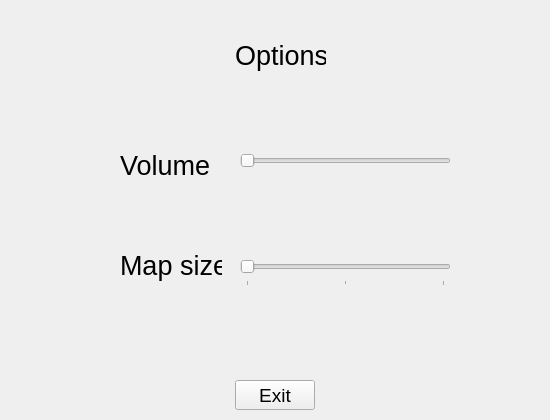
Qt form settingswindow.ui (Kiziaka05/BikiniBottom2.0) before a commit.
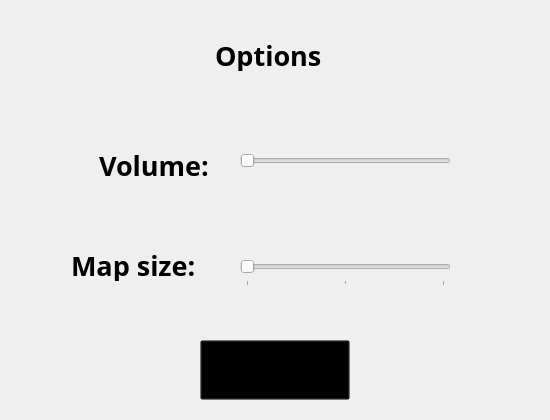
The same form after that commit. Icons and pictures are not drawn.

```diff
--- a/settingswindow.ui
+++ b/settingswindow.ui
@@ -28,10 +28,10 @@
   <widget class="QPushButton" name="btn_close">
    <property name="geometry">
     <rect>
-     <x>235</x>
-     <y>380</y>
-     <width>80</width>
-     <height>30</height>
+     <x>200</x>
+     <y>340</y>
+     <width>150</width>
+     <height>60</height>
     </rect>
    </property>
    <property name="font">
@@ -40,24 +40,36 @@
     </font>
    </property>
    <property name="autoFillBackground">
-    <bool>true</bool>
+    <bool>false</bool>
+   </property>
+   <property name="styleSheet">
+    <string notr="true">QPushButton {
+
+    border-image: url(btn_exit)0 0 0 0 stretch stretch;
+
+    background: transparent;
+    
+
+}</string>
    </property>
    <property name="text">
-    <string>Exit</string>
+    <string/>
    </property>
   </widget>
   <widget class="QLabel" name="label">
    <property name="geometry">
     <rect>
-     <x>235</x>
+     <x>215</x>
      <y>40</y>
-     <width>91</width>
+     <width>131</width>
      <height>31</height>
     </rect>
    </property>
    <property name="font">
     <font>
+     <family>Unispace</family>
      <pointsize>20</pointsize>
+     <bold>true</bold>
     </font>
    </property>
    <property name="text">
@@ -67,22 +79,24 @@
   <widget class="QLabel" name="label_2">
    <property name="geometry">
     <rect>
-     <x>120</x>
+     <x>99</x>
      <y>150</y>
-     <width>100</width>
+     <width>121</width>
      <height>31</height>
     </rect>
    </property>
    <property name="font">
     <font>
+     <family>Unispace</family>
      <pointsize>20</pointsize>
+     <bold>true</bold>
     </font>
    </property>
    <property name="toolTip">
     <string notr="true">&lt;html&gt;&lt;head/&gt;&lt;body&gt;&lt;p&gt;.&lt;/p&gt;&lt;/body&gt;&lt;/html&gt;</string>
    </property>
    <property name="text">
-    <string>Volume</string>
+    <string>Volume:</string>
    </property>
   </widget>
   <widget class="QSlider" name="sld_volume">
@@ -106,15 +120,17 @@
   <widget class="QLabel" name="label_3">
    <property name="geometry">
     <rect>
-     <x>120</x>
+     <x>71</x>
      <y>250</y>
-     <width>102</width>
+     <width>151</width>
      <height>31</height>
     </rect>
    </property>
    <property name="font">
     <font>
+     <family>Unispace</family>
      <pointsize>20</pointsize>
+     <bold>true</bold>
     </font>
    </property>
    <property name="text">
```
